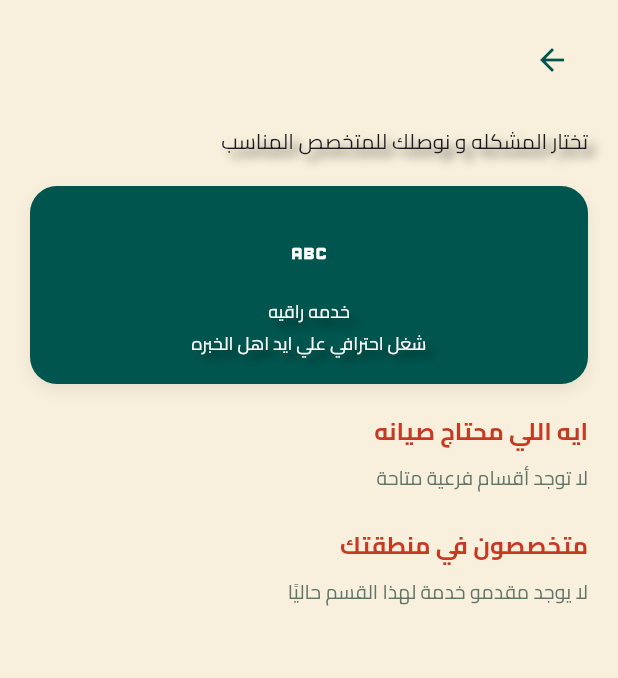
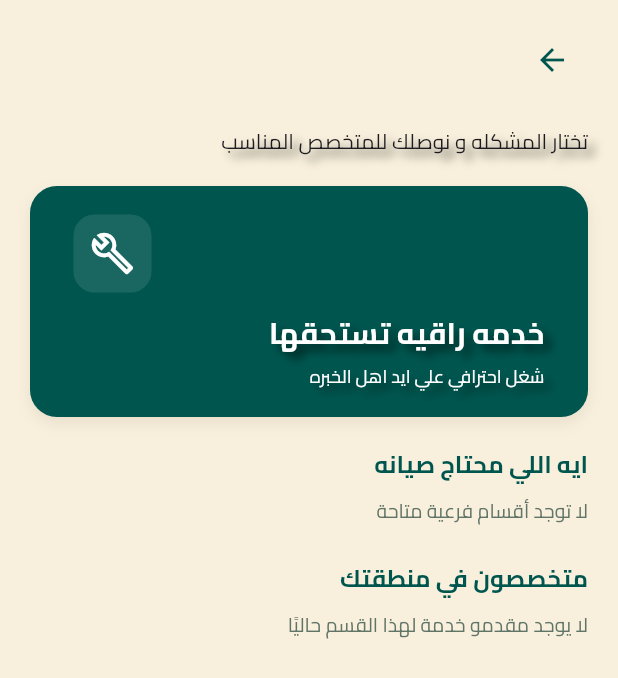
Before and after one commit to samabadr-17/sanad_app, a Flutter app: the CategoryDetailsScreen screen opened directly with empty values, on a phone screen of 412 x 824 dp. Shown: the top 678 px of the screen. Run offline on Flutter 3.47's test engine with Material 3 defaults, Android fonts, the phone set to English and light mode, and no system bars; our stand-ins replace awesome_dialog, flutter_animate, flutter_screenutil, flutter_spinkit, go_router, google_fonts and 1 more; accounts and stored records are empty.

Commit message:
handeled all the ui

```diff
--- a/lib/features/client/divisions/presentation/screens/category_details_screen.dart
+++ b/lib/features/client/divisions/presentation/screens/category_details_screen.dart
@@ -80,7 +80,10 @@ class _CategoryDetailsScreenState extends State<CategoryDetailsScreen> {
               const SizedBox(height: 20),
 
               Container(
-                padding: const EdgeInsets.all(18),
+                padding: const EdgeInsets.symmetric(
+                  horizontal: 28, // Left and right
+                  vertical: 18, // Top and bottom
+                ),
                 decoration: BoxDecoration(
                   color: DarkTeal,
                   borderRadius: BorderRadius.circular(18),
@@ -94,31 +97,42 @@ class _CategoryDetailsScreenState extends State<CategoryDetailsScreen> {
                   ],
                 ),
                 child: Column(
-                  textDirection: TextDirection.ltr,
+                  crossAxisAlignment: CrossAxisAlignment.start,
                   children: [
-                    Container(
+                    // Icon at the top left
+                    Align(
+                      alignment: Alignment.topLeft,
+                      child: Container(
                         width: 52,
                         height: 52,
                         alignment: Alignment.center,
                         decoration: BoxDecoration(
-                        color: DarkTeal.withOpacity(0.10),
+                          color: Colors.white.withOpacity(0.10),
                           borderRadius: BorderRadius.circular(14),
                         ),
-                      child: const Icon(
-                        Icons.abc,
+                        child: Icon(
+                          kIcons[widget.categoryIconKey] ?? Icons.build_outlined,
                           color: Colors.white,
                           size: 30,
                         ),
                       ),
-                    const SizedBox(height: 4),
+                    ),
+
+                    const SizedBox(height: 12),
+
+                    // First text (bigger)
                     AppText(
-                      'خدمه راقيه',
+                      'خدمه راقيه تستحقها',
                       style: GoogleFonts.cairo(
                         color: Colors.white,
-                        fontSize: 12,
+                        fontSize: 20,
+                        fontWeight: FontWeight.bold,
                       ),
                     ),
-                    const SizedBox(height: 4),
+
+                    const SizedBox(height: 6),
+
+                    // Second text
                     AppText(
                       'شغل احترافي علي ايد اهل الخبره',
                       style: GoogleFonts.cairo(
@@ -206,15 +220,6 @@ class _CategoryDetailsScreenState extends State<CategoryDetailsScreen> {
                     );
                   },
                 ),
-              // TextButton(
-              //   onPressed: () {
-              //     Navigator.push(
-              //       context,
-              //       MaterialPageRoute(builder: (context) => Profile()),
-              //     );
-              //   },
-              //   child: Text("Go to provider screen"),
-              // ),
               const SizedBox(height: 24),
               _SectionTitle(title: 'متخصصون في منطقتك'),
               const SizedBox(height: 10),
@@ -277,7 +282,7 @@ class _SectionTitle extends StatelessWidget {
       title,
       textAlign: TextAlign.right,
       style: GoogleFonts.cairo(
-        color: Rust,
+        color: DarkTeal,
         fontSize: 16,
         fontWeight: FontWeight.bold,
       ),
```
Also changed, not shown: lib/features/client/divisions/presentation/screens/division.dart (+13 -6 lines). Lines whose indentation alone changed are shown as unchanged.
